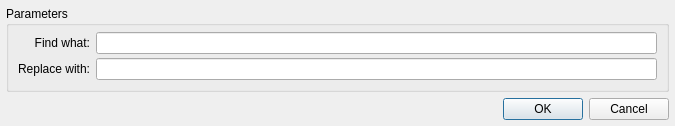
theetcher/fxpt, file fxpt/fx_textureManager/SearchReplaceDialogUI.ui: the form before one commit.
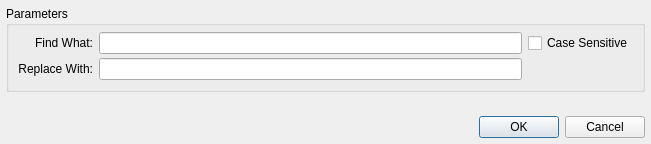
The form after the commit.

Commit message: textureManager in progress: case sensitive option added to search and replace

The edit to the form file:
```diff
--- a/fxpt/fx_textureManager/SearchReplaceDialogUI.ui
+++ b/fxpt/fx_textureManager/SearchReplaceDialogUI.ui
@@ -6,8 +6,8 @@
    <rect>
     <x>0</x>
     <y>0</y>
-    <width>675</width>
-    <height>123</height>
+    <width>651</width>
+    <height>144</height>
    </rect>
   </property>
   <property name="sizePolicy">
@@ -52,7 +52,7 @@
         <item row="0" column="0">
          <widget class="QLabel" name="label">
           <property name="text">
-           <string>Find what:</string>
+           <string>Find What:</string>
           </property>
           <property name="alignment">
            <set>Qt::AlignRight|Qt::AlignTrailing|Qt::AlignVCenter</set>
@@ -65,7 +65,7 @@
         <item row="1" column="0">
          <widget class="QLabel" name="label_2">
           <property name="text">
-           <string>Replace with:</string>
+           <string>Replace With:</string>
           </property>
           <property name="alignment">
            <set>Qt::AlignRight|Qt::AlignTrailing|Qt::AlignVCenter</set>
@@ -75,6 +75,13 @@
         <item row="1" column="1">
          <widget class="QLineEdit" name="uiLED_replace"/>
         </item>
+        <item row="0" column="2">
+         <widget class="QCheckBox" name="uiCHK_caseSenstive">
+          <property name="text">
+           <string>Case Sensitive</string>
+          </property>
+         </widget>
+        </item>
        </layout>
       </item>
      </layout>
```
Left out of the diff: 19 changed lines with no effect on the pictures. The commit also changes 5 other files.
